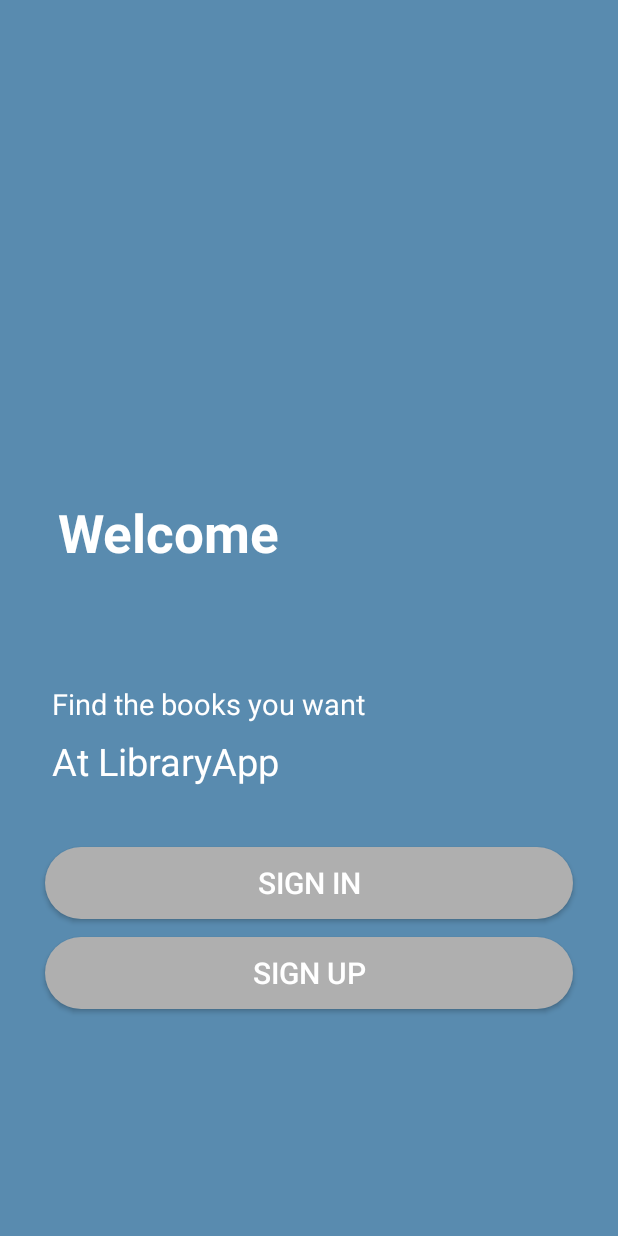
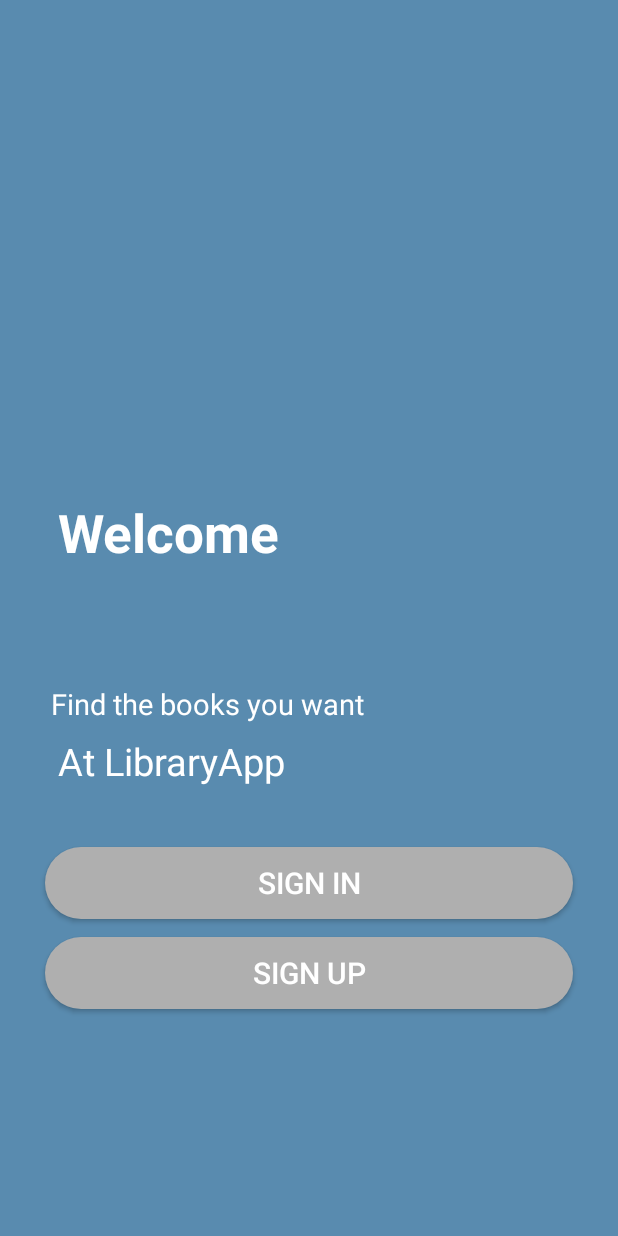
Before and after one commit to sonavagyann/LibraryPreFinal, an Android app: the MainActivity screen opened directly, with no data from a screen before it, on a phone screen of 412 x 824 dp. Run offline under Robolectric (Android 15) with nearby library versions, the phone set to English and light mode, and no system bars; our stand-ins replace Firebase (no records; nobody signed in at launch, a user with empty details on screens opened directly); 1 statement that could not run was skipped.

Commit message:
adding to fav and read fragments is missing

```diff
--- a/app/src/main/java/com/example/libraryapplication/BooksAdapter.java
+++ b/app/src/main/java/com/example/libraryapplication/BooksAdapter.java
@@ -45,9 +45,10 @@ public class BooksAdapter extends RecyclerView.Adapter<BooksAdapter.MyViewHolder
         } else {
             visibility = View.GONE;
         }
-        holder.addFavImg.setVisibility(visibility);
+        //holder.addFavImg.setVisibility(visibility);
         holder.addFavImg.setImageResource(R.drawable.baseline_access_time_24);
         holder.addFavImg.setOnClickListener(view -> listener.onAddToBookingsClick(book));
+        holder.addReadImg.setVisibility(visibility);
         holder.addReadImg.setImageResource(R.drawable.baseline_add_24);
         holder.addReadImg.setOnClickListener(view -> listener.onAddToWishListClick(book));
         holder.itemView.setOnClickListener(view -> listener.onItemClick(book));
--- a/app/src/main/java/com/example/libraryapplication/HomeFragment.java
+++ b/app/src/main/java/com/example/libraryapplication/HomeFragment.java
@@ -182,6 +182,7 @@ public class HomeFragment extends Fragment {
                 container.setVisibility(View.VISIBLE);
                 Toast.makeText(getContext(), "Booked", Toast.LENGTH_SHORT).show();
 
+
                 Date date = new Date();
                 @SuppressLint("SimpleDateFormat") SimpleDateFormat dateFormat = new SimpleDateFormat("dd-MM-yyyy HH:mm:ss");
                 String formattedDate = dateFormat.format(date);
--- a/app/src/main/res/layout/activity_main.xml
+++ b/app/src/main/res/layout/activity_main.xml
@@ -31,9 +31,10 @@
         android:text="Find the books you want"
         android:textColor="@color/white"
         android:textSize="19sp"
+        android:layout_marginStart="20dp"
         app:layout_constraintBottom_toBottomOf="parent"
         app:layout_constraintEnd_toEndOf="parent"
-        app:layout_constraintHorizontal_bias="0.17"
+        app:layout_constraintHorizontal_bias="0.077"
         app:layout_constraintStart_toStartOf="parent"
         app:layout_constraintTop_toBottomOf="@+id/textView1"
         app:layout_constraintVertical_bias="0.185" />
@@ -45,17 +46,19 @@
         android:text="At LibraryApp"
         android:textColor="@color/white"
         android:textSize="25sp"
+        android:layout_marginStart="20dp"
         app:layout_constraintBottom_toBottomOf="parent"
         app:layout_constraintEnd_toEndOf="parent"
-        app:layout_constraintHorizontal_bias="0.134"
+        app:layout_constraintHorizontal_bias="0.077"
         app:layout_constraintStart_toStartOf="parent"
         app:layout_constraintTop_toBottomOf="@+id/textView2"
         app:layout_constraintVertical_bias="0.026" />
 
     <Button
         android:id="@+id/Register"
-        android:layout_width="match_parent"
+        android:layout_width="0dp"
         android:layout_height="wrap_content"
+        android:layout_weight=".50"
         android:layout_centerHorizontal="true"
         android:layout_marginStart="30dp"
         android:layout_marginTop="40dp"
@@ -71,8 +74,9 @@
 
     <Button
         android:id="@+id/Signup"
-        android:layout_width="match_parent"
+        android:layout_width="0dp"
         android:layout_height="wrap_content"
+        android:layout_weight=".50"
         android:layout_centerHorizontal="true"
         android:layout_marginTop="12dp"
         android:background="@drawable/button_design"
```
Also changed, not shown: app/src/main/java/com/example/libraryapplication/Fragments/BookedFragment.java (+27 -1 lines).
